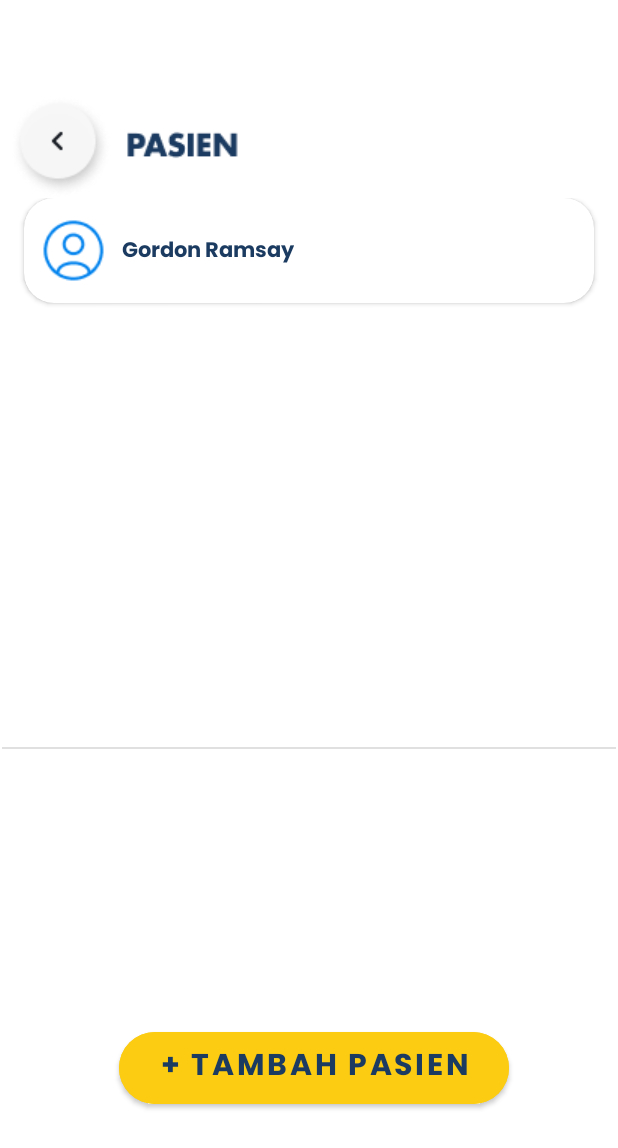
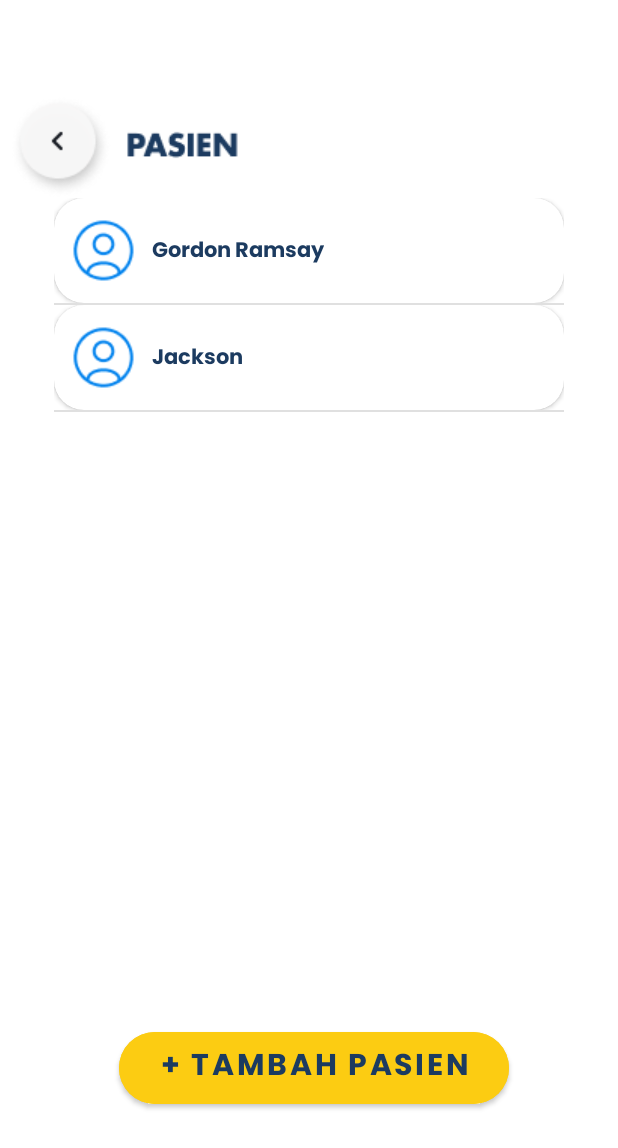
Before and after one commit to MRafliS71/Kelompok-3_Mobile-Application-New-, an Android app: the PatientPageActivity screen opened directly, with no data from a screen before it, on a phone screen of 412 x 824 dp. Shown: the top 1148 px of the screen. Run offline under Robolectric (Android 15) with nearby library versions, the phone set to English and light mode, and no system bars.

Commit message:
Tampilan Recycle View Kerabat App
Patient Activity Page

```diff
--- a/KerabatApplication/app/src/main/res/layout/activity_patient_page.xml
+++ b/KerabatApplication/app/src/main/res/layout/activity_patient_page.xml
@@ -35,8 +35,8 @@
 
     <androidx.recyclerview.widget.RecyclerView
         android:id="@+id/elders"
-        android:layout_width="409dp"
-        android:layout_height="367dp"
+        android:layout_width="340dp"
+        android:layout_height="wrap_content"
         app:layout_constraintEnd_toEndOf="parent"
         app:layout_constraintStart_toStartOf="parent"
         app:layout_constraintTop_toBottomOf="@id/back_buttonPatient" />
--- a/KerabatApplication/app/src/main/res/layout/data_pasien.xml
+++ b/KerabatApplication/app/src/main/res/layout/data_pasien.xml
@@ -2,13 +2,13 @@
 <androidx.constraintlayout.widget.ConstraintLayout xmlns:android="http://schemas.android.com/apk/res/android"
     xmlns:app="http://schemas.android.com/apk/res-auto"
     xmlns:tools="http://schemas.android.com/tools"
-    android:layout_width="match_parent"
-    android:layout_height="match_parent">
+    android:layout_width="wrap_content"
+    android:layout_height="wrap_content">
 
 
     <androidx.cardview.widget.CardView
         android:id="@+id/elderList"
-        android:layout_width="380dp"
+        android:layout_width="340dp"
         android:layout_height="70dp"
         app:cardCornerRadius="20dp"
         app:layout_constraintEnd_toEndOf="parent"
```
